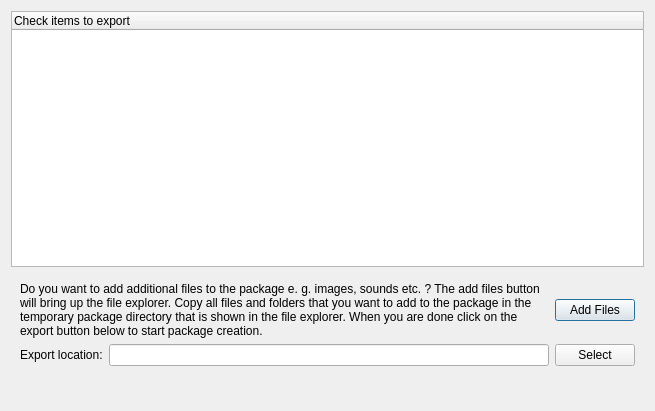
Above: src/ui/dlgPackageExporter.ui from Mudlet/Mudlet before the change. Below: the same form after it.
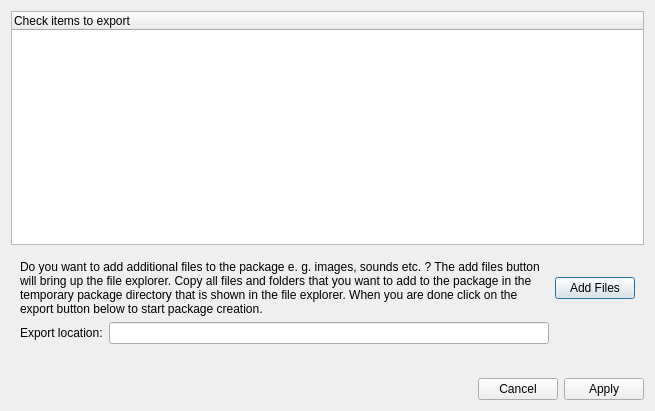
That is the form after the change.

Commit message: BugFix: allow packages with sub-directories & get exporter to report result

Diff of the .ui file:
```diff
--- a/src/ui/dlgPackageExporter.ui
+++ b/src/ui/dlgPackageExporter.ui
@@ -57,12 +57,9 @@
        </widget>
       </item>
       <item row="1" column="1">
-       <widget class="QLineEdit" name="filePath"/>
-      </item>
-      <item row="1" column="2">
-       <widget class="QPushButton" name="browseButton">
-        <property name="text">
-         <string>Select</string>
+       <widget class="QLineEdit" name="filePath">
+        <property name="readOnly">
+         <bool>true</bool>
         </property>
        </widget>
       </item>
@@ -90,7 +87,7 @@
    <item>
     <widget class="QDialogButtonBox" name="buttonBox">
      <property name="standardButtons">
-      <set>QDialogButtonBox::NoButton</set>
+      <set>QDialogButtonBox::Apply|QDialogButtonBox::Cancel</set>
      </property>
     </widget>
    </item>
```
Left out of the diff: 5 changed lines with no effect on the pictures. The commit also changes 4 other files.
